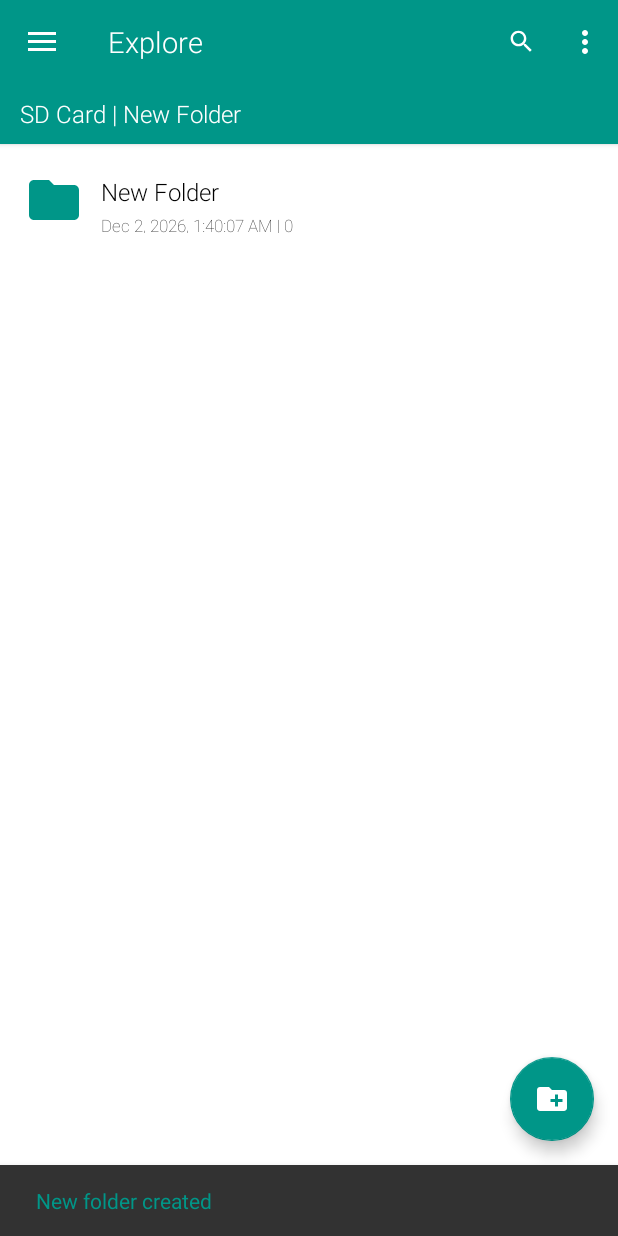
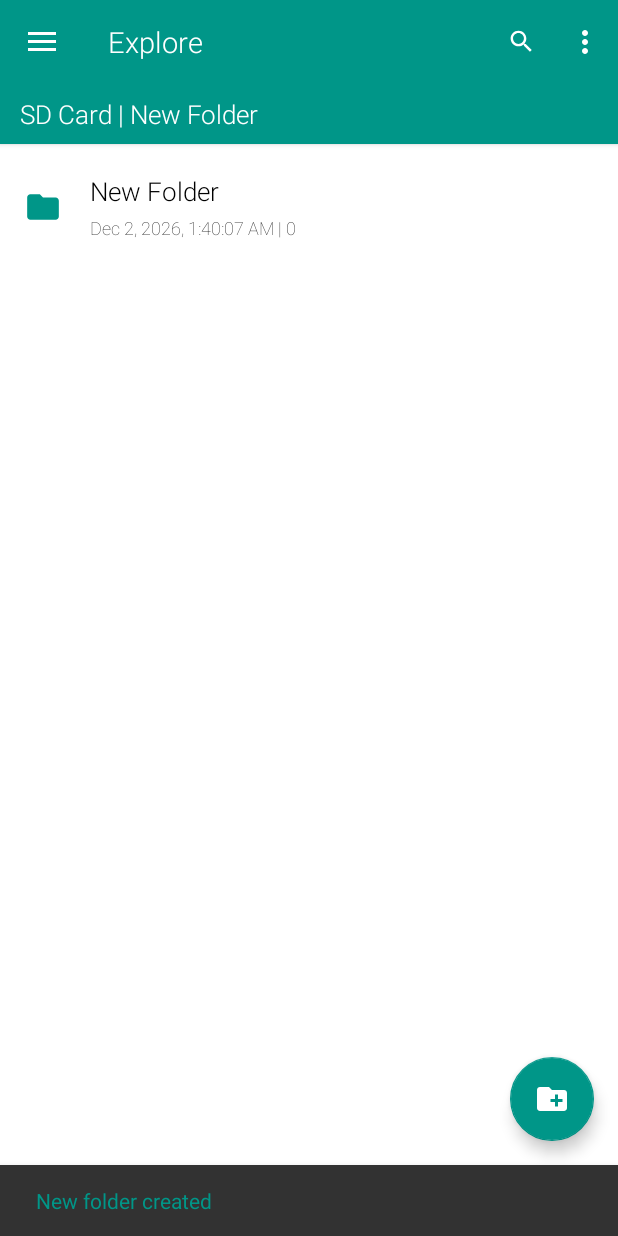
Before and after one commit to vinitshandilya/Foldernaut, an Android app: the screen it shows after launch (MainActivity), in the options menu, after a tap on "New Folder", on a phone screen of 412 x 824 dp. Run offline under Robolectric (Android 15) with nearby library versions, the phone set to English and light mode, and no system bars; pictures from the network do not load.

Commit message:
Fixed item layout in Explorer

```diff
--- a/app/src/main/java/com/vinit/foldernaut/adapters/FileAdapter.java
+++ b/app/src/main/java/com/vinit/foldernaut/adapters/FileAdapter.java
@@ -1,6 +1,8 @@
 package com.vinit.foldernaut.adapters;
 
 import android.content.Context;
+import android.graphics.Color;
+import android.graphics.PorterDuff;
 import android.net.Uri;
 import android.support.v7.widget.RecyclerView;
 import android.view.LayoutInflater;
@@ -20,6 +22,7 @@ import org.apache.commons.io.FilenameUtils;
 import java.io.File;
 import java.text.DateFormat;
 import java.util.List;
+import java.util.Random;
 
 public class FileAdapter extends RecyclerView.Adapter<FileAdapter.MyViewHolder> {
 
@@ -29,6 +32,7 @@ public class FileAdapter extends RecyclerView.Adapter<FileAdapter.MyViewHolder>
     private RecyclerViewClickListener myRecyclerViewClickListener;
     private RecyclerViewLongClickListener myRecyclerViewLongClickListener;
     private boolean is_in_action_mode = false;
+    private String[] colors = {"#1976D2", "#FF9800", "#388E3C", "#D32F2F", "#FFC107", "#FF5722"};
 
     public FileAdapter(List<FileObject> fileObjects, Context ctx, RecyclerViewClickListener myRecyclerViewClickListener,
                        RecyclerViewLongClickListener myRecyclerViewLongClickListener) {
@@ -52,6 +56,9 @@ public class FileAdapter extends RecyclerView.Adapter<FileAdapter.MyViewHolder>
         String attrib = fo.isDirectory() ? Integer.toString(fo.getChildCount()):
                 FileUtils.byteCountToDisplaySize(new File(fo.getFilepath()).length());
         holder.itemFolderDescription.setText(DateFormat.getDateTimeInstance().format(fo.getDateCreated())+ " | " + attrib);
+
+        //holder.itemIcon.setColorFilter(Color.parseColor(colors[new Random().nextInt(colors.length)]), PorterDuff.Mode.SRC_IN);
+
         Glide.with(ctx)
                 .load(Uri.fromFile( new File( fo.getFilepath() ) ))
                 .placeholder(fo.getImageResource())
--- a/app/src/main/res/layout/folder_list_item_layout.xml
+++ b/app/src/main/res/layout/folder_list_item_layout.xml
@@ -1,92 +1,86 @@
 <?xml version="1.0" encoding="utf-8"?>
 <LinearLayout xmlns:android="http://schemas.android.com/apk/res/android"
     android:layout_width="match_parent"
-    android:layout_height="75dp"
+    android:layout_height="wrap_content"
     android:paddingLeft="@dimen/activity_horizontal_margin"
     android:paddingRight="@dimen/activity_horizontal_margin"
     android:paddingTop="@dimen/activity_vertical_margin"
     android:paddingBottom="@dimen/activity_vertical_margin"
     android:id="@+id/list_item_container">
 
-    <android.support.v7.widget.CardView
-        xmlns:card_view="http://schemas.android.com/apk/res-auto"
-        android:layout_gravity="center"
+    <android.support.v7.widget.CardView xmlns:card_view="http://schemas.android.com/apk/res-auto"
         android:layout_width="match_parent"
         android:layout_height="match_parent"
+        android:layout_gravity="center"
         card_view:cardCornerRadius="0dp">
 
 
         <RelativeLayout
             android:layout_width="match_parent"
-            android:layout_height="match_parent"
+            android:layout_height="wrap_content"
             android:background="?android:attr/selectableItemBackground"
             android:focusable="true">
 
             <ImageView
                 android:id="@+id/list_item_folder_icon"
-                android:layout_width="40dp"
-                android:layout_height="40dp"
+                android:layout_width="25dp"
+                android:layout_height="25dp"
                 android:layout_alignParentLeft="true"
                 android:layout_alignParentStart="true"
                 android:layout_centerVertical="true"
-                android:src="@drawable/ic_folder_black_24dp"
-                android:tint="@color/colorAccent"
                 android:background="?attr/selectableItemBackgroundBorderless"
                 android:clickable="true"
-                android:scaleType="fitXY"/>
+                android:scaleType="fitXY"
+                android:src="@drawable/ic_folder_black_24dp"
+                android:tint="@color/colorAccent" />
 
             <TextView
                 android:id="@+id/list_item_folder_name"
                 style="@style/BigTextStyle"
-                android:layout_width="fill_parent"
+                android:layout_width="291dp"
                 android:layout_height="wrap_content"
-                android:textAppearance="?android:attr/textAppearanceMedium"
-                android:text="Medium Text"
-                android:layout_alignTop="@+id/list_item_folder_icon"
-                android:layout_toRightOf="@+id/list_item_folder_icon"
-                android:layout_toEndOf="@+id/list_item_folder_icon"
-                android:layout_marginLeft="11dp"
-                android:layout_marginStart="11dp"
-                android:paddingTop="3dp"
-                android:singleLine="true"
+                android:layout_alignParentTop="true"
+                android:layout_centerHorizontal="true"
                 android:ellipsize="marquee"
-                android:marqueeRepeatLimit="marquee_forever"
-                android:scrollHorizontally="true"
                 android:focusable="true"
                 android:focusableInTouchMode="true"
-                android:freezesText="true"/>
+                android:freezesText="true"
+                android:marqueeRepeatLimit="marquee_forever"
+                android:paddingTop="3dp"
+                android:scrollHorizontally="true"
+                android:singleLine="true"
+                android:text="Medium Text"
+                android:textAppearance="?android:attr/textAppearanceMedium" />
 
             <TextView
                 android:id="@+id/list_item_folder_description"
                 style="@style/SmallTextStyle"
-                android:layout_width="fill_parent"
+                android:layout_width="289dp"
                 android:layout_height="wrap_content"
-                android:textAppearance="?android:attr/textAppearanceSmall"
-                android:text="Small Text"
+                android:layout_alignLeft="@+id/list_item_folder_name"
+                android:layout_alignStart="@+id/list_item_folder_name"
                 android:layout_below="@+id/list_item_folder_name"
                 android:layout_marginTop="4dp"
-                android:layout_alignLeft="@+id/list_item_folder_name"
-                android:layout_alignStart="@+id/list_item_folder_name"
-                android:singleLine="true"
+                android:layout_marginBottom="4dp"
                 android:ellipsize="marquee"
+                android:focusable="true"
+                android:focusableInTouchMode="true"
+                android:freezesText="true"
                 android:marqueeRepeatLimit="marquee_forever"
                 android:scrollHorizontally="true"
-                android:focusable="true"
-                android:focusableInTouchMode="true"
-                android:freezesText="true"/>
+                android:singleLine="true"
+                android:text="Small Text"
+                android:textAppearance="?android:attr/textAppearanceSmall" />
 
             <CheckBox
                 android:id="@+id/list_item_folder_checkBox"
                 android:layout_width="wrap_content"
                 android:layout_height="wrap_content"
                 android:layout_alignParentEnd="true"
-                android:layout_alignParentTop="true"/>
+                android:layout_centerVertical="true" />
 
 
         </RelativeLayout>
-
-
-
 
 
     </android.support.v7.widget.CardView>
--- a/app/src/main/res/values/styles.xml
+++ b/app/src/main/res/values/styles.xml
@@ -32,7 +32,7 @@
     </style>
 
     <style name="BigTextStyle">
-        <item name="android:textSize">16sp</item>
+        <item name="android:textSize">17sp</item>
         <item name="android:textColor">@android:color/black</item>
         <item name="android:typeface">sans</item>
         <item name="android:fontFamily">sans-serif-light</item>
@@ -40,14 +40,14 @@
     </style>
 
     <style name="SmallTextStyle">
-        <item name="android:textSize">11sp</item>
+        <item name="android:textSize">12sp</item>
         <item name="android:textColor">@android:color/black</item>
         <item name="android:typeface">sans</item>
         <item name="android:fontFamily">sans-serif-thin</item>
     </style>
 
     <style name="ExploreTextStyle">
-        <item name="android:textSize">16sp</item>
+        <item name="android:textSize">17sp</item>
         <item name="android:textColor">@android:color/white</item>
         <item name="android:typeface">sans</item>
         <item name="android:fontFamily">sans-serif-light</item>
```
